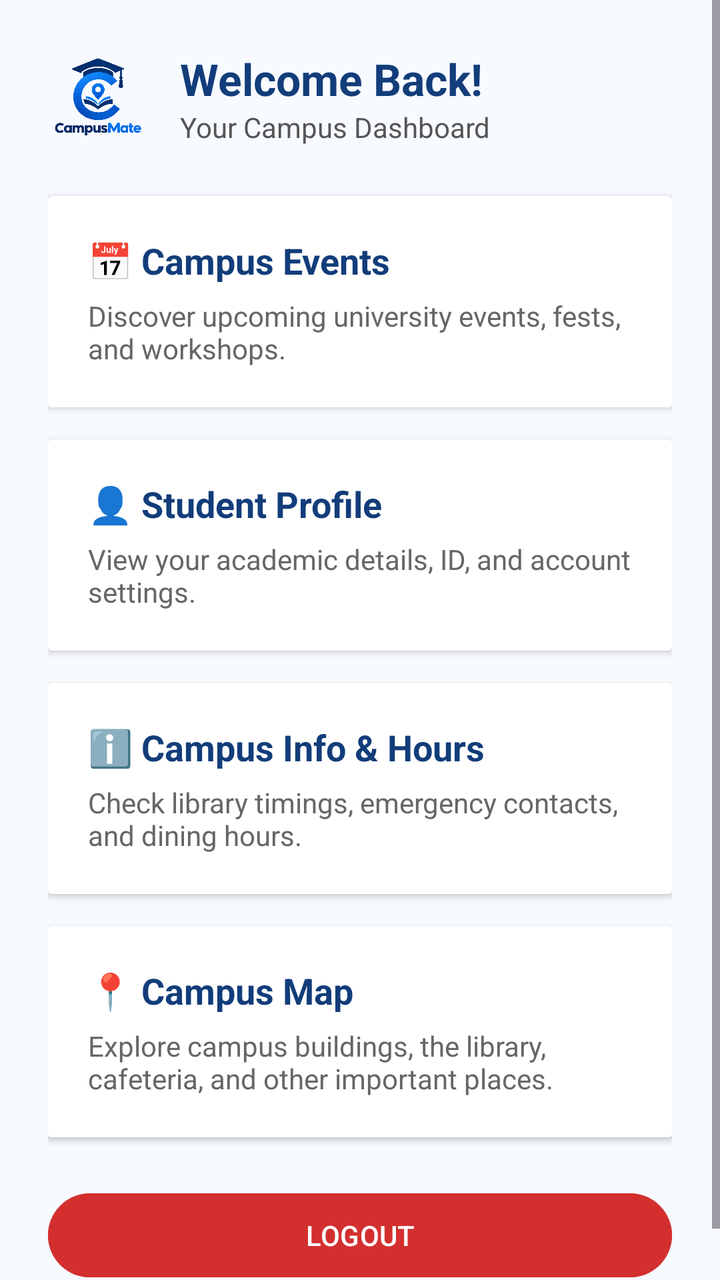
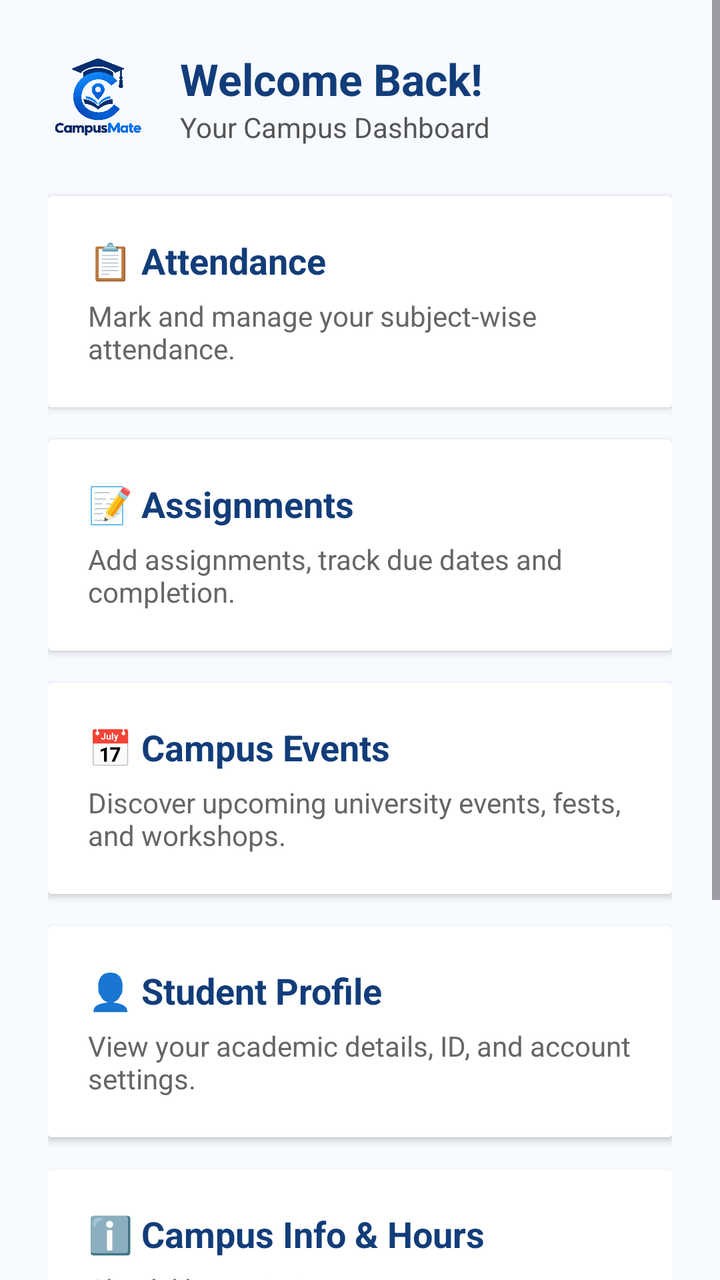

Two renders of the same Android screen: before a commit and after it. Below are the layout's source before the change and the commit's diff.
<!-- AndroidManifest.xml: application theme Theme.CampusMate -->
<!-- res/layout/activity_home.xml -->
<?xml version="1.0" encoding="utf-8"?>
<ScrollView
    xmlns:android="http://schemas.android.com/apk/res/android"
    android:layout_width="match_parent"
    android:layout_height="match_parent"
    android:background="#F7FAFF">

    <LinearLayout
        android:layout_width="match_parent"
        android:layout_height="wrap_content"
        android:orientation="vertical"
        android:padding="24dp">

        
        <LinearLayout
            android:layout_width="match_parent"
            android:layout_height="wrap_content"
            android:orientation="horizontal"
            android:gravity="center_vertical"
            android:layout_marginBottom="24dp">

            <ImageView
                android:layout_width="50dp"
                android:layout_height="50dp"
                android:src="@drawable/campusmate_logo"
                android:contentDescription="CampusMate Logo" />

            <LinearLayout
                android:layout_width="0dp"
                android:layout_height="wrap_content"
                android:layout_weight="1"
                android:orientation="vertical"
                android:layout_marginStart="16dp">

                <TextView
                    android:layout_width="wrap_content"
                    android:layout_height="wrap_content"
                    android:text="Welcome Back!"
                    android:textSize="22sp"
                    android:textStyle="bold"
                    android:textColor="#123D7A" />

                <TextView
                    android:layout_width="wrap_content"
                    android:layout_height="wrap_content"
                    android:text="Your Campus Dashboard"
                    android:textSize="14sp"
                    android:textColor="#555555" />
            </LinearLayout>
        </LinearLayout>

        
        <androidx.cardview.widget.CardView
            android:id="@+id/cardEvents"
            android:layout_width="match_parent"
            android:layout_height="wrap_content"
            android:layout_marginBottom="16dp"
            android:clickable="true"
            android:focusable="true"
            android:foreground="?attr/selectableItemBackground"
            android:elevation="4dp">

            <LinearLayout
                android:layout_width="match_parent"
                android:layout_height="wrap_content"
                android:orientation="vertical"
                android:padding="20dp"
                android:background="#FFFFFF">

                <TextView
                    android:layout_width="wrap_content"
                    android:layout_height="wrap_content"
                    android:text="📅 Campus Events"
                    android:textSize="18sp"
                    android:textStyle="bold"
                    android:textColor="#123D7A" />

                <TextView
                    android:layout_width="wrap_content"
                    android:layout_height="wrap_content"
                    android:text="Discover upcoming university events, fests, and workshops."
                    android:textSize="14sp"
                    android:textColor="#666666"
                    android:layout_marginTop="6dp" />
            </LinearLayout>
        </androidx.cardview.widget.CardView>

        
        <androidx.cardview.widget.CardView
            android:id="@+id/cardProfile"
            android:layout_width="match_parent"
            android:layout_height="wrap_content"
            android:layout_marginBottom="16dp"
            android:clickable="true"
            android:focusable="true"
            android:foreground="?attr/selectableItemBackground"
            android:elevation="4dp">

            <LinearLayout
                android:layout_width="match_parent"
                android:layout_height="wrap_content"
                android:orientation="vertical"
                android:padding="20dp"
                android:background="#FFFFFF">

                <TextView
                    android:layout_width="wrap_content"
                    android:layout_height="wrap_content"
                    android:text="👤 Student Profile"
                    android:textSize="18sp"
                    android:textStyle="bold"
                    android:textColor="#123D7A" />

                <TextView
                    android:layout_width="wrap_content"
                    android:layout_height="wrap_content"
                    android:text="View your academic details, ID, and account settings."
                    android:textSize="14sp"
                    android:textColor="#666666"
                    android:layout_marginTop="6dp" />
            </LinearLayout>
        </androidx.cardview.widget.CardView>

        
        <androidx.cardview.widget.CardView
            android:id="@+id/cardCampusInfo"
            android:layout_width="match_parent"
            android:layout_height="wrap_content"
            android:layout_marginBottom="16dp"
            android:clickable="true"
            android:focusable="true"
            android:foreground="?attr/selectableItemBackground"
            android:elevation="4dp">

            <LinearLayout
                android:layout_width="match_parent"
                android:layout_height="wrap_content"
                android:orientation="vertical"
                android:padding="20dp"
                android:background="#FFFFFF">

                <TextView
                    android:layout_width="wrap_content"
                    android:layout_height="wrap_content"
                    android:text="ℹ️ Campus Info &amp; Hours"
                    android:textSize="18sp"
                    android:textStyle="bold"
                    android:textColor="#123D7A" />

                <TextView
                    android:layout_width="wrap_content"
                    android:layout_height="wrap_content"
                    android:text="Check library timings, emergency contacts, and dining hours."
                    android:textSize="14sp"
                    android:textColor="#666666"
                    android:layout_marginTop="6dp" />
            </LinearLayout>
        </androidx.cardview.widget.CardView>

        
        <androidx.cardview.widget.CardView
            android:id="@+id/cardMap"
            android:layout_width="match_parent"
            android:layout_height="wrap_content"
            android:layout_marginBottom="24dp"
            android:clickable="true"
            android:focusable="true"
            android:foreground="?attr/selectableItemBackground"
            android:elevation="4dp">

            <LinearLayout
                android:layout_width="match_parent"
                android:layout_height="wrap_content"
                android:orientation="vertical"
                android:padding="20dp"
                android:background="#FFFFFF">

                <TextView
                    android:layout_width="wrap_content"
                    android:layout_height="wrap_content"
                    android:text="📍 Campus Map"
                    android:textSize="18sp"
                    android:textStyle="bold"
                    android:textColor="#123D7A" />

                <TextView
                    android:layout_width="wrap_content"
                    android:layout_height="wrap_content"
                    android:text="Explore campus buildings, the library, cafeteria, and other important places."
                    android:textSize="14sp"
                    android:textColor="#666666"
                    android:layout_marginTop="6dp" />
            </LinearLayout>
        </androidx.cardview.widget.CardView>

        
        <Button
            android:id="@+id/btnLogout"
            android:layout_width="match_parent"
            android:layout_height="50dp"
            android:text="LOGOUT"
            android:textColor="#FFFFFF"
            android:backgroundTint="#D32F2F" />

    </LinearLayout>
</ScrollView>
<!-- resources referenced by this layout -->
<resources>
  <!-- drawable campusmate_logo: png bitmap (drawable, 532114 bytes) -->
  <style name="Theme.CampusMate" parent="Base.Theme.CampusMate" />
  <style name="Base.Theme.CampusMate" parent="Theme.Material3.DayNight.NoActionBar">
          
          
      </style>
</resources>

<!-- the commit's change to res/layout/activity_home.xml (unified diff, before → after) -->
@@ -3,7 +3,8 @@
     xmlns:android="http://schemas.android.com/apk/res/android"
     android:layout_width="match_parent"
     android:layout_height="match_parent"
-    android:background="#F7FAFF">
+    android:background="#F7FAFF"
+    android:fillViewport="true">
 
     <LinearLayout
         android:layout_width="match_parent"
@@ -46,11 +47,88 @@
                     android:text="Your Campus Dashboard"
                     android:textSize="14sp"
                     android:textColor="#555555" />
+
             </LinearLayout>
         </LinearLayout>
 
         
         <androidx.cardview.widget.CardView
+            android:id="@+id/cardAttendance"
+            android:layout_width="match_parent"
+            android:layout_height="wrap_content"
+            android:layout_marginBottom="16dp"
+            android:clickable="true"
+            android:focusable="true"
+            android:foreground="?attr/selectableItemBackground"
+            android:elevation="4dp"
+            android:radius="12dp">
+
+            <LinearLayout
+                android:layout_width="match_parent"
+                android:layout_height="wrap_content"
+                android:orientation="vertical"
+                android:padding="20dp"
+                android:background="#FFFFFF">
+
+                <TextView
+                    android:layout_width="wrap_content"
+                    android:layout_height="wrap_content"
+                    android:text="📋 Attendance"
+                    android:textSize="18sp"
+                    android:textStyle="bold"
+                    android:textColor="#123D7A" />
+
+                <TextView
+                    android:layout_width="wrap_content"
+                    android:layout_height="wrap_content"
+                    android:text="Mark and manage your subject-wise attendance."
+                    android:textSize="14sp"
+                    android:textColor="#666666"
+                    android:layout_marginTop="6dp" />
+
+            </LinearLayout>
+        </androidx.cardview.widget.CardView>
+
+        
+        <androidx.cardview.widget.CardView
+            android:id="@+id/cardAssignments"
+            android:layout_width="match_parent"
+            android:layout_height="wrap_content"
+            android:layout_marginBottom="16dp"
+            android:clickable="true"
+            android:focusable="true"
+            android:foreground="?attr/selectableItemBackground"
+            android:elevation="4dp"
+            android:radius="12dp">
+
+            <LinearLayout
+                android:layout_width="match_parent"
+                android:layout_height="wrap_content"
+                android:orientation="vertical"
+                android:padding="20dp"
+                android:background="#FFFFFF">
+
+                <TextView
+                    android:layout_width="wrap_content"
+                    android:layout_height="wrap_content"
+                    android:text="📝 Assignments"
+                    android:textSize="18sp"
+                    android:textStyle="bold"
+                    android:textColor="#123D7A" />
+
+                <TextView
+                    android:layout_width="wrap_content"
+                    android:layout_height="wrap_content"
+                    android:text="Add assignments, track due dates and completion."
+                    android:textSize="14sp"
+                    android:textColor="#666666"
+                    android:layout_marginTop="6dp" />
+
+            </LinearLayout>
+        </androidx.cardview.widget.CardView>
+
+        
+        <androidx.cardview.widget.CardView
             android:id="@+id/cardEvents"
             android:layout_width="match_parent"
             android:layout_height="wrap_content"
@@ -58,7 +136,8 @@
             android:clickable="true"
             android:focusable="true"
             android:foreground="?attr/selectableItemBackground"
-            android:elevation="4dp">
+            android:elevation="4dp"
+            android:radius="12dp">
 
             <LinearLayout
                 android:layout_width="match_parent"
@@ -82,6 +161,7 @@
                     android:textSize="14sp"
                     android:textColor="#666666"
                     android:layout_marginTop="6dp" />
+
             </LinearLayout>
         </androidx.cardview.widget.CardView>
 
@@ -94,7 +174,8 @@
             android:clickable="true"
             android:focusable="true"
             android:foreground="?attr/selectableItemBackground"
-            android:elevation="4dp">
+            android:elevation="4dp"
+            android:radius="12dp">
 
             <LinearLayout
                 android:layout_width="match_parent"
@@ -118,6 +199,7 @@
                     android:textSize="14sp"
                     android:textColor="#666666"
                     android:layout_marginTop="6dp" />
+
             </LinearLayout>
         </androidx.cardview.widget.CardView>
 
@@ -130,7 +212,8 @@
             android:clickable="true"
             android:focusable="true"
             android:foreground="?attr/selectableItemBackground"
-            android:elevation="4dp">
+            android:elevation="4dp"
+            android:radius="12dp">
 
             <LinearLayout
                 android:layout_width="match_parent"
@@ -154,6 +237,7 @@
                     android:textSize="14sp"
                     android:textColor="#666666"
                     android:layout_marginTop="6dp" />
+
             </LinearLayout>
         </androidx.cardview.widget.CardView>
 
@@ -166,7 +250,8 @@
             android:clickable="true"
             android:focusable="true"
             android:foreground="?attr/selectableItemBackground"
-            android:elevation="4dp">
+            android:elevation="4dp"
+            android:radius="12dp">
 
             <LinearLayout
                 android:layout_width="match_parent"
@@ -190,6 +275,7 @@
                     android:textSize="14sp"
                     android:textColor="#666666"
                     android:layout_marginTop="6dp" />
+
             </LinearLayout>
         </androidx.cardview.widget.CardView>
 
